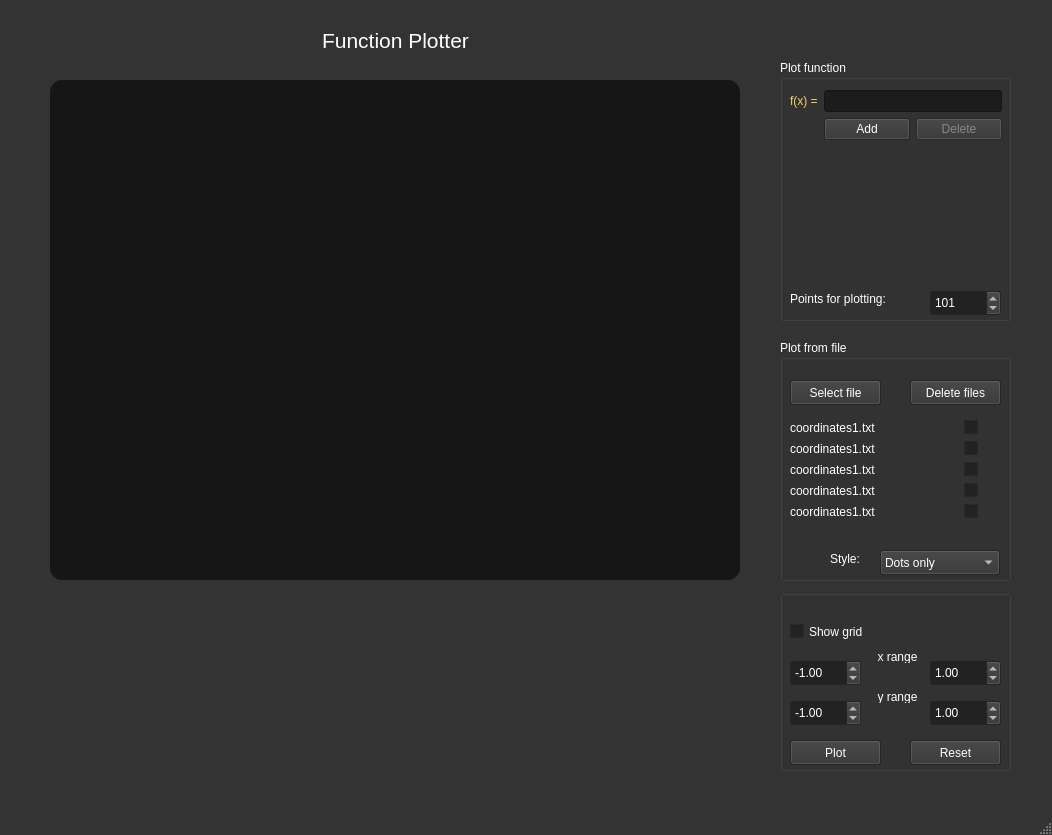
pvujasic/Harry_Plotter, file Shape_app/mainwindow.ui: the form before one commit.
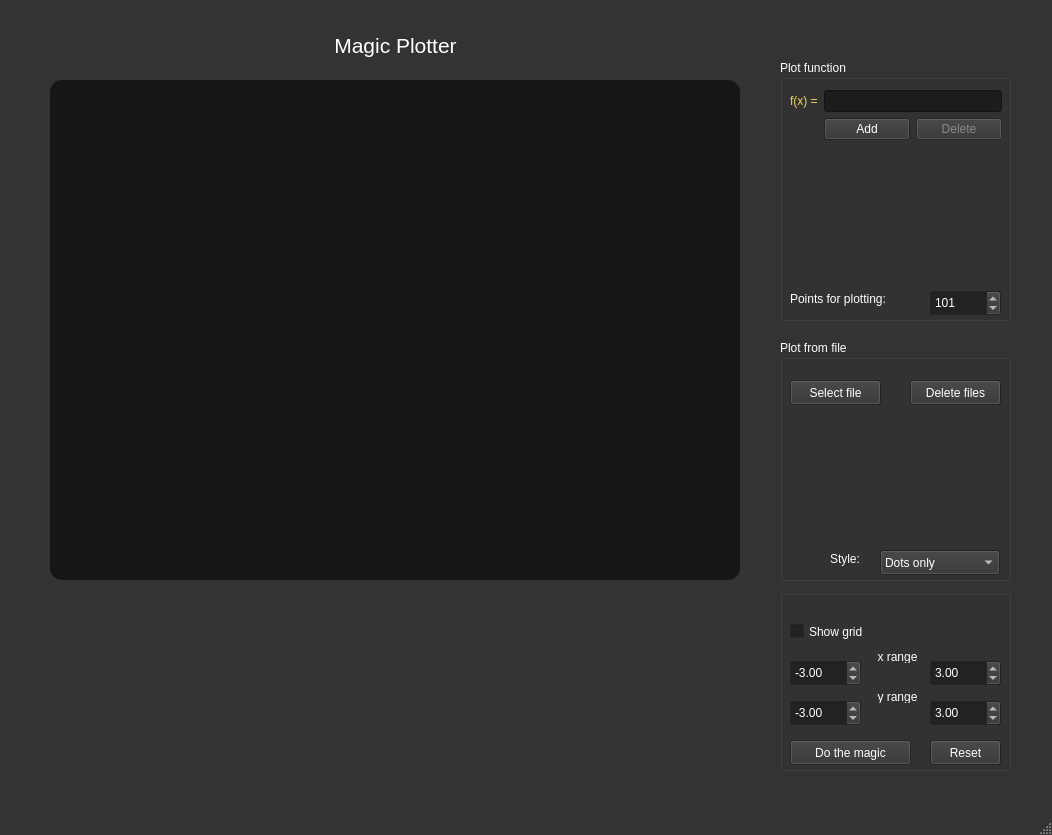
The form after the commit. Icons and pictures are not drawn.

The edit to the form file:
```diff
--- a/Shape_app/mainwindow.ui
+++ b/Shape_app/mainwindow.ui
@@ -492,7 +492,7 @@
       <x>50</x>
       <y>30</y>
       <width>691</width>
-      <height>20</height>
+      <height>31</height>
      </rect>
     </property>
     <property name="font">
@@ -501,7 +501,7 @@
      </font>
     </property>
     <property name="text">
-     <string>Function Plotter</string>
+     <string>Magic Plotter</string>
     </property>
     <property name="alignment">
      <set>Qt::AlignCenter</set>
@@ -870,7 +870,7 @@
       <double>99999.990000000005239</double>
      </property>
      <property name="value">
-      <double>-1.000000000000000</double>
+      <double>-3.000000000000000</double>
      </property>
     </widget>
     <widget class="QPushButton" name="drawButton">
@@ -878,7 +878,7 @@
       <rect>
        <x>10</x>
        <y>150</y>
-       <width>91</width>
+       <width>121</width>
        <height>25</height>
       </rect>
      </property>
@@ -886,7 +886,7 @@
       <string notr="true"/>
      </property>
      <property name="text">
-      <string>Plot</string>
+      <string>Do the magic</string>
      </property>
     </widget>
     <widget class="QWidget" name="verticalLayoutWidget_3">
@@ -933,9 +933,9 @@
     <widget class="QPushButton" name="resetButton">
      <property name="geometry">
       <rect>
-       <x>130</x>
+       <x>150</x>
        <y>150</y>
-       <width>91</width>
+       <width>71</width>
        <height>25</height>
       </rect>
      </property>
@@ -962,10 +962,13 @@
       <double>99999.990000000005239</double>
      </property>
      <property name="value">
-      <double>1.000000000000000</double>
+      <double>3.000000000000000</double>
      </property>
     </widget>
-    <widget class="QDoubleSpinBox" name="doubleSpinBox_5">
+    <widget class="QDoubleSpinBox" name="y_to">
+     <property name="enabled">
+      <bool>true</bool>
+     </property>
      <property name="geometry">
       <rect>
        <x>150</x>
@@ -981,7 +984,7 @@
       <double>99999.990000000005239</double>
      </property>
      <property name="value">
-      <double>1.000000000000000</double>
+      <double>3.000000000000000</double>
      </property>
     </widget>
     <widget class="QCheckBox" name="gridBox">
@@ -1105,7 +1108,10 @@
       </item>
      </layout>
     </widget>
-    <widget class="QDoubleSpinBox" name="doubleSpinBox_6">
+    <widget class="QDoubleSpinBox" name="y_from">
+     <property name="enabled">
+      <bool>true</bool>
+     </property>
      <property name="geometry">
       <rect>
        <x>10</x>
@@ -1121,7 +1127,7 @@
       <double>99999.990000000005239</double>
      </property>
      <property name="value">
-      <double>-1.000000000000000</double>
+      <double>-3.000000000000000</double>
      </property>
     </widget>
    </widget>
@@ -1220,52 +1226,12 @@
      <property name="geometry">
       <rect>
        <x>10</x>
-       <y>60</y>
-       <width>221</width>
+       <y>80</y>
+       <width>211</width>
        <height>134</height>
       </rect>
      </property>
-     <layout class="QFormLayout" name="formLayout_3">
-      <item row="1" column="0">
-       <widget class="QLabel" name="label_14">
-        <property name="sizePolicy">
-         <sizepolicy hsizetype="Preferred" vsizetype="Preferred">
-          <horstretch>0</horstretch>
-          <verstretch>0</verstretch>
-         </sizepolicy>
-        </property>
-        <property name="text">
-         <string>coordinates1.txt</string>
-        </property>
-       </widget>
-      </item>
-      <item row="1" column="1">
-       <widget class="QCheckBox" name="checkBox_3">
-        <property name="text">
-         <string/>
-        </property>
-       </widget>
-      </item>
-      <item row="2" column="0">
-       <widget class="QLabel" name="label_15">
-        <property name="sizePolicy">
-         <sizepolicy hsizetype="Preferred" vsizetype="Preferred">
-          <horstretch>0</horstretch>
-          <verstretch>0</verstretch>
-         </sizepolicy>
-        </property>
-        <property name="text">
-         <string>coordinates1.txt</string>
-        </property>
-       </widget>
-      </item>
-      <item row="2" column="1">
-       <widget class="QCheckBox" name="checkBox_4">
-        <property name="text">
-         <string/>
-        </property>
-       </widget>
-      </item>
+     <layout class="QFormLayout" name="formLayout_2">
       <item row="0" column="0">
        <widget class="QLabel" name="label_13">
         <property name="sizePolicy">
@@ -1282,66 +1248,6 @@
         </property>
        </widget>
       </item>
-      <item row="3" column="0">
-       <widget class="QLabel" name="label_16">
-        <property name="sizePolicy">
-         <sizepolicy hsizetype="Preferred" vsizetype="Preferred">
-          <horstretch>0</horstretch>
-          <verstretch>0</verstretch>
-         </sizepolicy>
-        </property>
-        <property name="text">
-         <string>coordinates1.txt</string>
-        </property>
-       </widget>
-      </item>
-      <item row="3" column="1">
-       <widget class="QCheckBox" name="checkBox_5">
-        <property name="text">
-         <string/>
-        </property>
-       </widget>
-      </item>
-      <item row="4" column="0">
-       <widget class="QLabel" name="label_17">
-        <property name="sizePolicy">
-         <sizepolicy hsizetype="Preferred" vsizetype="Preferred">
-          <horstretch>0</horstretch>
-          <verstretch>0</verstretch>
-         </sizepolicy>
-        </property>
-        <property name="text">
-         <string>coordinates1.txt</string>
-        </property>
-       </widget>
-      </item>
-      <item row="4" column="1">
-       <widget class="QCheckBox" name="checkBox_6">
-        <property name="text">
-         <string/>
-        </property>
-       </widget>
-      </item>
-      <item row="5" column="0">
-       <widget class="QLabel" name="label_18">
-        <property name="sizePolicy">
-         <sizepolicy hsizetype="Preferred" vsizetype="Preferred">
-          <horstretch>0</horstretch>
-          <verstretch>0</verstretch>
-         </sizepolicy>
-        </property>
-        <property name="text">
-         <string>coordinates1.txt</string>
-        </property>
-       </widget>
-      </item>
-      <item row="5" column="1">
-       <widget class="QCheckBox" name="checkBox_7">
-        <property name="text">
-         <string/>
-        </property>
-       </widget>
-      </item>
      </layout>
     </widget>
    </widget>
```
Left out of the diff: 14 changed lines with no effect on the pictures.
